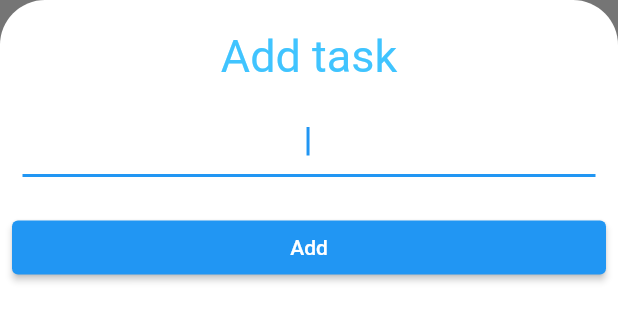
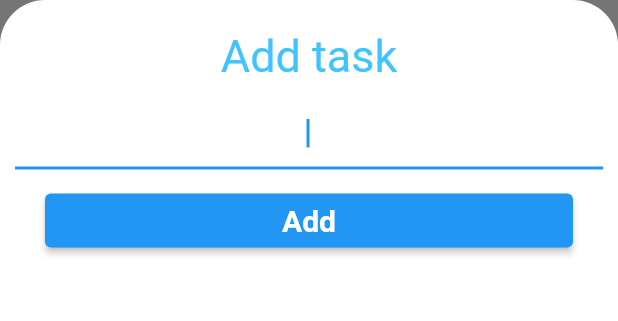
Before and after one commit to Scientist265/todo_list, a Flutter app: the AddTaskScreen widget shown alone on an empty page, opened directly, on a phone screen of 412 x 824 dp. Shown: the top 321 px of the screen. Run offline on Flutter 3.47's test engine with Material 2 defaults, Android fonts, the phone set to English and light mode, and no system bars.

```diff
--- a/lib/add_task_screen.dart
+++ b/lib/add_task_screen.dart
@@ -1,11 +1,14 @@
 import 'package:flutter/material.dart';
+import 'package:provider/provider.dart';
+import 'models/task_data.dart';
 
 //New Task Screen
 class AddTaskScreen extends StatelessWidget {
   @override
   Widget build(BuildContext context) {
+    String newTaskTitle = ''; // i use null safety instead of
     return Container(
-      color: Color(0xff757575),
+      color: const Color(0xff757575),
       child: Container(
         decoration: const BoxDecoration(
             color: Colors.white,
@@ -16,8 +19,8 @@ class AddTaskScreen extends StatelessWidget {
         child: Column(
           crossAxisAlignment: CrossAxisAlignment.stretch,
           children: [
-            Padding(
-              padding: const EdgeInsets.only(top: 20),
+            const Padding(
+              padding: EdgeInsets.only(top: 20),
               child: Text(
                 'Add task',
                 textAlign: TextAlign.center,
@@ -29,22 +32,35 @@ class AddTaskScreen extends StatelessWidget {
               ),
             ),
             Padding(
-              padding: const EdgeInsets.all(15),
+              padding: EdgeInsets.all(10),
               child: TextField(
                 autofocus: true,
                 textAlign: TextAlign.center,
+                onChanged: (newText) {
+                  newTaskTitle = newText;
+                },
               ),
             ),
             Padding(
-              padding: const EdgeInsets.all(8.0),
+              padding:
+                  const EdgeInsets.symmetric(horizontal: 30.0, vertical: 0),
               child: ElevatedButton(
                 onPressed: () {
+                  Provider.of<TaskData>(context, listen: false)
+                      .addTask(newTaskTitle);
+                  Navigator.pop(context);
                   //Write your function here
                 },
-                child: Text('Add'),
-                style: ButtonStyle(),
+                style: const ButtonStyle(),
+                child: const Text(
+                  'Add',
+                  style: TextStyle(
+                    fontSize: 20,
+                    fontWeight: FontWeight.w700,
+                  ),
+                ),
               ),
-            )
+            ),
           ],
         ),
       ),
--- a/lib/models/task.dart
+++ b/lib/models/task.dart
@@ -0,0 +1,8 @@
+class Task {
+  final String name;
+  bool isDone;
+  Task({required this.name, this.isDone = false});
+  void toggleDone() {
+    isDone = !isDone;
+  }
+}
```
Also changed, not shown: lib/main.dart (+10 -122 lines), lib/models/task_data.dart (added, +32 -0 lines), lib/screens/tasks_screen.dart (added, +92 -0 lines), lib/widgets/task_list.dart (+31 -0 lines), lib/widgets/task_tile.dart (+35 -3 lines), pubspec.yaml (+3 -60 lines), pubspec.lock.
